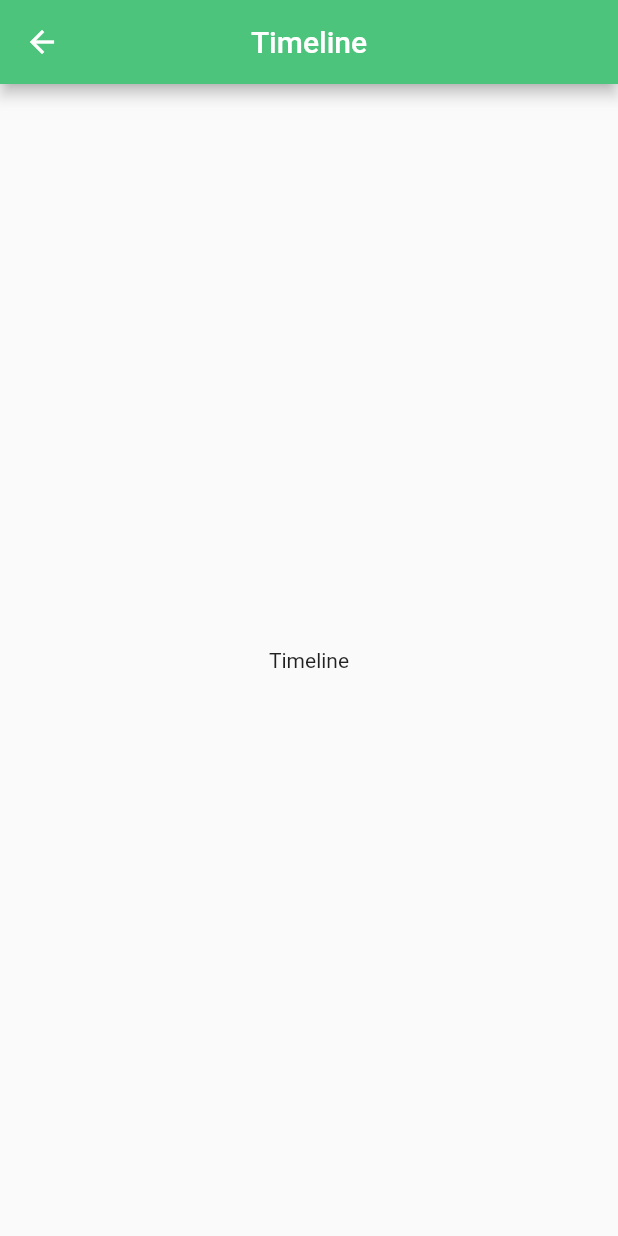
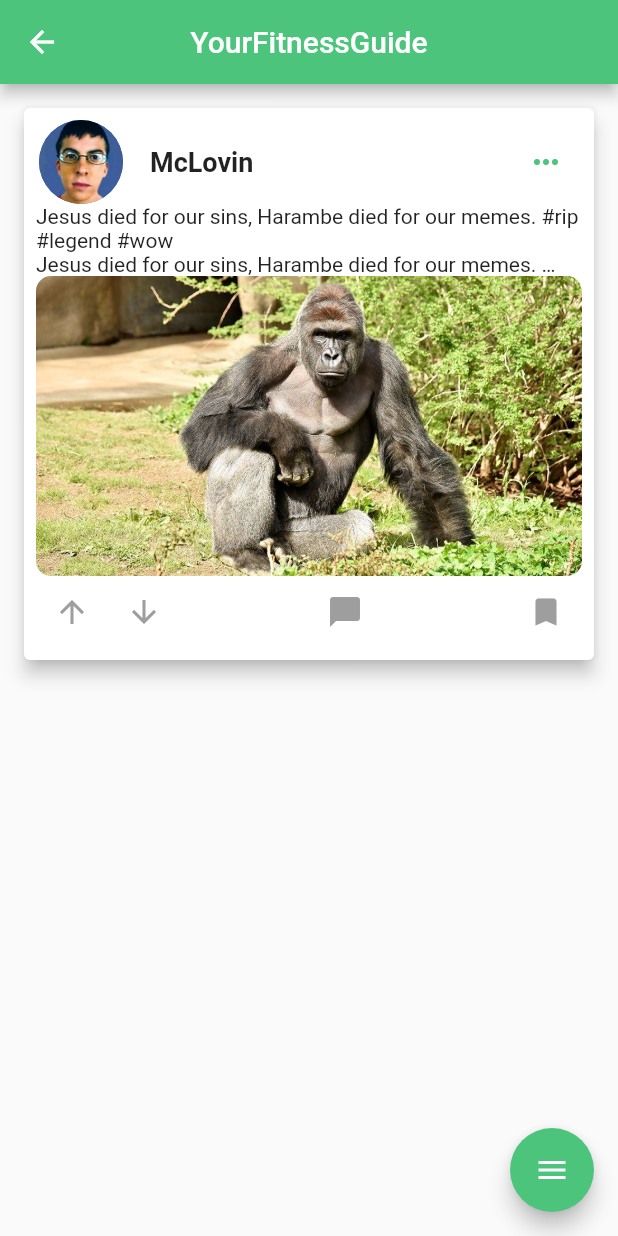
Before and after one commit to Technion236272/2022b-YourFitnessGuide, a Flutter app: the TimelineScreen screen opened directly, on a phone screen of 412 x 824 dp. Run offline on Flutter 3.47's test engine with Material 2 defaults, Android fonts, the phone set to English and light mode, and no system bars; drawn by our look-alikes of flutter_speed_dial; our stand-ins replace cloud_firestore, firebase_auth, firebase_core, firebase_storage, font_awesome_flutter, google_sign_in and 1 more; missing offline and left inert: flutter_facebook_auth; accounts and stored records are empty.

Commit message:
Added post template + fab template

```diff
--- a/lib/Screens/timelineScreen.dart
+++ b/lib/Screens/timelineScreen.dart
@@ -1,5 +1,6 @@
 import 'package:flutter/cupertino.dart';
 import 'package:flutter/material.dart';
+import 'package:flutter_speed_dial/flutter_speed_dial.dart';
 
 class TimelineScreen extends StatefulWidget {
   const TimelineScreen({Key? key}) : super(key: key);
@@ -10,15 +11,146 @@ class TimelineScreen extends StatefulWidget {
 
 class _TimelineScreenState extends State<TimelineScreen> {
   final _controller = PageController(initialPage: 0);
+  ValueNotifier<bool> isDialOpen = ValueNotifier(false);
 
   @override
   Widget build(BuildContext context) {
     return Scaffold(
-        appBar: AppBar(
-          centerTitle: true,
-          title: const Text('Timeline'),
+      appBar: AppBar(
+        title: const Text(
+          'YourFitnessGuide',
         ),
-        body: const Center(child: Text('Timeline')),
+        centerTitle: true,
+      ),
+      floatingActionButton: SpeedDial(
+        animatedIcon: AnimatedIcons.menu_close,
+        openCloseDial: isDialOpen,
+        backgroundColor: Theme.of(context).appBarTheme.backgroundColor, //todo change
+        overlayColor: Colors.grey,
+        overlayOpacity: 0.5,
+        spacing: 15,
+        spaceBetweenChildren: 15,
+        closeManually: true,
+        children: [
+          SpeedDialChild(
+              child: const Icon(Icons.add),
+              label: 'Blog Post',
+              onTap: (){
+              }
+          ),
+          SpeedDialChild(
+              child: const Icon(Icons.add),
+              label: 'Meals Plan',
+              onTap: (){
+              }
+          ),
+          SpeedDialChild(
+              child: const Icon(Icons.add),
+              label: 'Workout Routine',
+              onTap: (){
+              }
+          ),
+        ],
+      ),
+
+      body: ListView(
+        controller: _controller,
+        scrollDirection: Axis.vertical,
+        children: [
+          Card(
+            elevation: 5,
+            color: Theme.of(context).cardColor,
+            margin: const EdgeInsets.all(16),
+            child: Padding(
+              padding: const EdgeInsets.all(8.0),
+              child: Column(
+                crossAxisAlignment: CrossAxisAlignment.start,
+                children: [
+                  ListTile(
+                    contentPadding: const EdgeInsets.all(0),
+                    leading: CircleAvatar(
+                      radius: 30,
+                      backgroundImage:
+                        Image.asset('images/decorations/mclovin.png').image //picture
+                    ),
+                    title: Text('McLovin',
+                        style: Theme.of(context)
+                            .textTheme
+                            .bodyText1!
+                            .copyWith(fontSize: 18, fontWeight: FontWeight.w600)),
+                    trailing: IconButton(
+                        onPressed: null,//todo
+                        icon: Icon(
+                          Icons.more_horiz,
+                          color:
+                          Theme.of(context).iconTheme.color,
+                        )),
+                    ),
+                    const Text( 'Jesus died for our sins, Harambe died for our memes. #rip #legend #wow',
+                        textAlign: TextAlign.left),
+
+                      Column(
+                        crossAxisAlignment:  CrossAxisAlignment.start,
+                        children: [
+                          Container(
+                            padding: EdgeInsets.only(right: 10),
+                            child: const Text( 'Jesus died for our sins, Harambe died for our memes. #rip #legend #wow',
+                              textAlign: TextAlign.left,
+                              overflow: TextOverflow.ellipsis,
+                          )),
+                          ClipRRect(
+                            borderRadius: BorderRadius.circular(10),
+                            child: Image.asset(
+                              'images/posts/harambe.jpg',
+                              height: 200,
+                              width: MediaQuery.of(context).size.width,
+                              fit: BoxFit.cover,
+                            ),
+                          ),
+                          Row(
+                            mainAxisAlignment: MainAxisAlignment.spaceBetween,
+                            children: [
+                              Row(
+                                children: const [
+                                  IconButton(
+                                      onPressed: null,
+                                      icon: Icon(
+                                          Icons.arrow_upward,
+                                          color: Colors.grey
+                                      )
+                                  ),
+                                  IconButton(
+                                      onPressed: null,
+                                      icon: Icon(
+                                          Icons.arrow_downward,//.comment_lines,
+                                          color: Colors.grey
+                                      )
+                                  )
+                                ],
+                              ),
+                              const IconButton(
+                                onPressed: null,
+                                icon: Icon(
+                                  Icons.chat_bubble,
+                                  color: Colors.grey
+                                )
+                              ),
+                              const IconButton(
+                                  onPressed: null,
+                                  icon: Icon(
+                                    Icons.bookmark,
+                                    color: Colors.grey,
+                                  ))
+                            ],
+                          ),
+                        ],
+                      ),
+                ]
+              )
+            )
+          )
+        ],
+      ),
     );
   }
 }
--- a/pubspec.yaml
+++ b/pubspec.yaml
@@ -44,6 +44,7 @@ dependencies:
   image_picker: ^0.8.5
   cloud_firestore: ^3.1.14
   firebase_storage: ^10.2.15
+  flutter_speed_dial: ^6.0.0
 
 dev_dependencies:
   flutter_test:
@@ -64,6 +65,7 @@ flutter:
   assets:
     - images/decorations/LoginDecoration.png
     - images/decorations/mclovin.png
+    - images/posts/harambe.jpg
     - images/icons/email.png
     - images/icons/padlock.png
     - images/icons/post_name.png
```
Also changed, not shown: images/posts/harambe.jpg (added), pubspec.lock.
